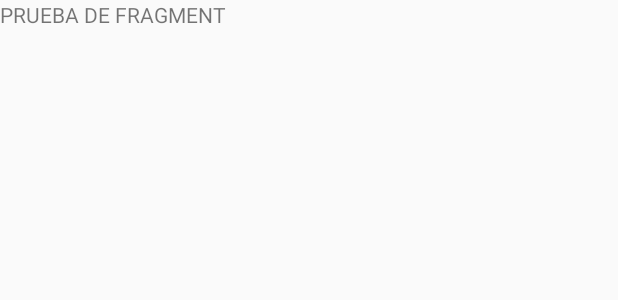
After one commit to adritake/GIDM-18-19, an Android app: the layout fragment_test.xml on its own in the app's theme, with its tools: preview values and no code run, on a phone screen of 412 x 824 dp. The commit adds this screen. Shown: the top 300 px of the screen. Run offline under Robolectric (Android 15) with nearby library versions, the phone set to English and light mode, and no system bars.

Commit message:
Prueba para cambiar fragments con el sidebar

```diff
--- a/app/build.gradle
+++ b/app/build.gradle
@@ -22,6 +22,7 @@ dependencies {
     implementation fileTree(dir: 'libs', include: ['*.jar'])
     implementation 'com.android.support:appcompat-v7:26.1.0'
     implementation 'com.android.support.constraint:constraint-layout:1.1.3'
+    implementation 'com.android.support:support-v4:26.1.0'
     testImplementation 'junit:junit:4.12'
     androidTestImplementation 'com.android.support.test:runner:1.0.2'
     androidTestImplementation 'com.android.support.test.espresso:espresso-core:3.0.2'
--- /dev/null
+++ b/app/src/main/res/layout/fragment_test.xml
@@ -0,0 +1,13 @@
+<FrameLayout xmlns:android="http://schemas.android.com/apk/res/android"
+    xmlns:tools="http://schemas.android.com/tools"
+    android:layout_width="match_parent"
+    android:layout_height="match_parent"
+    tools:context="com.example.adrin.gidm.TestFragment">
+
+    <!-- TODO: Update blank fragment layout -->
+    <TextView
+        android:layout_width="match_parent"
+        android:layout_height="match_parent"
+        android:text="PRUEBA DE FRAGMENT" />
+
+</FrameLayout>
--- a/app/src/main/res/values/strings.xml
+++ b/app/src/main/res/values/strings.xml
@@ -1,3 +1,6 @@
 <resources>
     <string name="app_name">GIDM</string>
+
+    <!-- TODO: Remove or change this placeholder text -->
+    <string name="hello_blank_fragment">Hello blank fragment</string>
 </resources>
```
Also changed, not shown: app/src/main/java/com/example/adrin/gidm/MainActivity.java (+40 -2 lines), app/src/main/java/com/example/adrin/gidm/TestFragment.java (added, +108 -0 lines).
